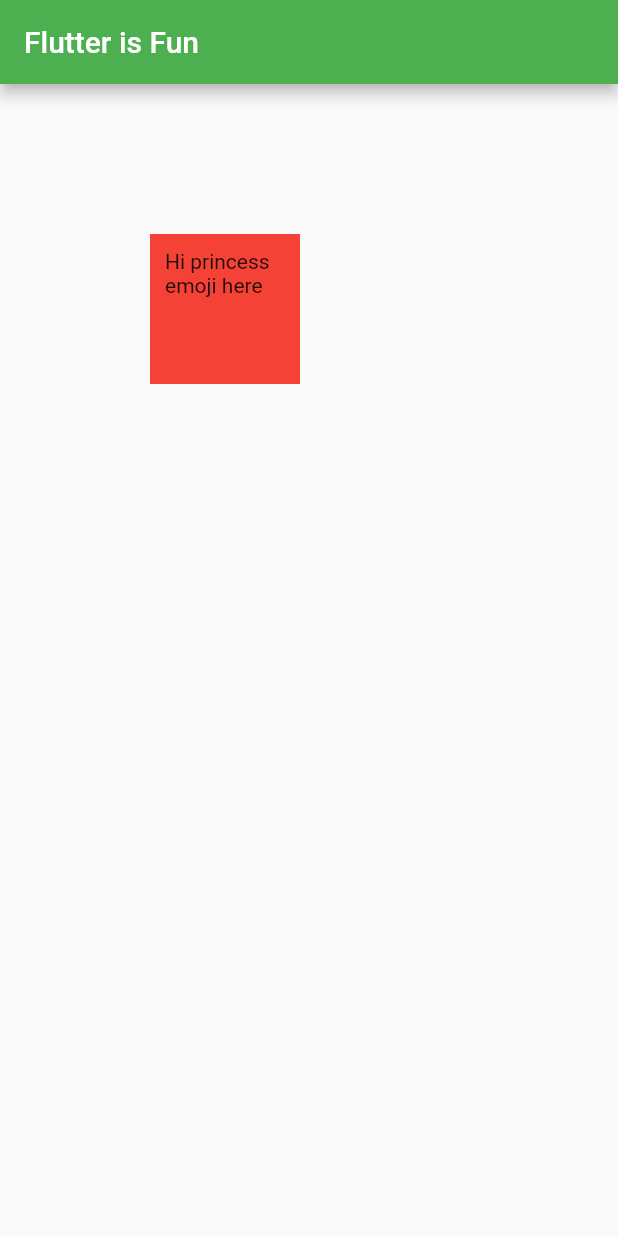
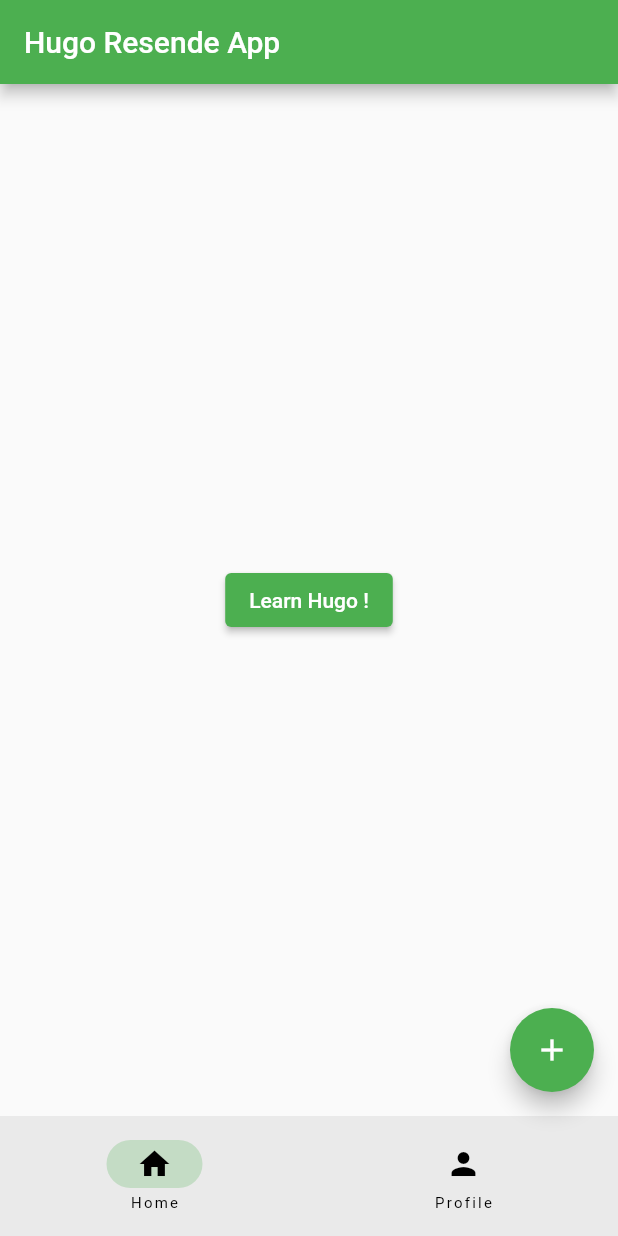
Before and after one commit to hugoresende27/coolapp, a Flutter app: the screen it shows after launch, on a phone screen of 412 x 824 dp. Run offline on Flutter 3.47's test engine with Material 2 defaults, Android fonts, the phone set to English and light mode, and no system bars.

Commit message:
tutorial 2

```diff
--- /dev/null
+++ b/lib/home_page.dart
@@ -0,0 +1,16 @@
+import 'package:flutter/material.dart';
+
+class HomePage extends StatelessWidget {
+  const HomePage({super.key});
+
+  @override
+  Widget build(BuildContext context) {
+    return Center(
+      child:
+          ElevatedButton(
+            onPressed: () {},
+            child: const Text('Learn Hugo !'),
+            ),
+    );
+  }
+}
--- a/lib/main.dart
+++ b/lib/main.dart
@@ -1,36 +1,62 @@
+import 'package:coolapp/home_page.dart';
 import 'package:flutter/material.dart';
 
-void main ()
-{
-  runApp(MyApp() );
+void main() {
+  runApp(const MyApp());
 }
 
-class MyApp extends StatefulWidget {
+class MyApp extends StatelessWidget {
   const MyApp({super.key});
 
   @override
-  State<MyApp> createState() => _MyAppState();
-}
-
-class _MyAppState extends State<MyApp> {
-  @override
   Widget build(BuildContext context) {
-    // return const Placeholder();
     return MaterialApp(
-        home: Scaffold(
-          appBar: AppBar(
-            backgroundColor: Colors.green,
-            title: const Text('Flutter is Fun')
-          ),
-          body: Container(
-            child: const Text ('Hi princess emoji here'),
-            margin: const EdgeInsets.all(100),
-            padding: const EdgeInsets.all(10),
-            color: Colors.red,
-            height: 100,
-            width: 100,
-          )
-        )
+      debugShowCheckedModeBanner: false,
+      theme: ThemeData(primarySwatch: Colors.green),
+      home: const RootPage(),
     );
   }
 }
+
+/// A StatefulWidget is a widget that can hold mutable state.
+/// It has a corresponding State object that can be used to store and manage the changing data within the widget.
+/// StatefulWidgets are used for parts of the UI that need to be able to update and react to changes,
+/// such as input fields, dynamic lists, animations, etc.
+class RootPage extends StatefulWidget {
+  const RootPage({super.key});
+
+  @override
+  State<RootPage> createState() => _RootPageState();
+}
+
+class _RootPageState extends State<RootPage> {
+  int currentPage =
+      0; //vars before the build, or vars will be set in every rebuild
+  @override
+  Widget build(BuildContext context) {
+    return Scaffold(
+      appBar: AppBar(
+        title: const Text('Hugo Resende App'),
+      ),
+      body: const HomePage(),
+      floatingActionButton: FloatingActionButton(
+        onPressed: () {
+          debugPrint('Terminal print');
+        },
+        child: const Icon(Icons.add),
+      ),
+      bottomNavigationBar: NavigationBar(
+        destinations: const [
+          NavigationDestination(icon: Icon(Icons.home), label: 'Home'),
+          NavigationDestination(icon: Icon(Icons.person), label: 'Profile'),
+        ],
+        onDestinationSelected: (int index) {  //to make the bottom navigation work, setState to change the selected button
+          setState(() {
+            currentPage = index;
+          });
+        },
+        selectedIndex: currentPage,
+      ),
+    );
+  }
+}
```
Also changed, not shown: lib/main_tests.dart (added, +56 -0 lines), lib/main_original.dart (renamed from lib/main_old.dart), 1 other file.
